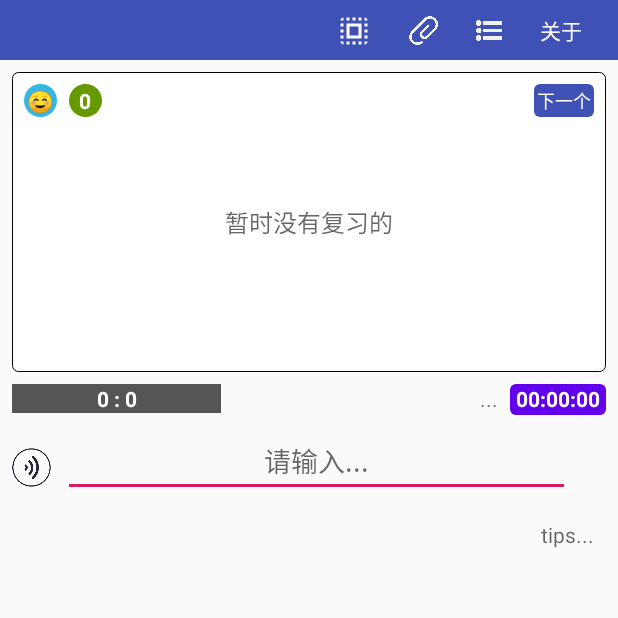
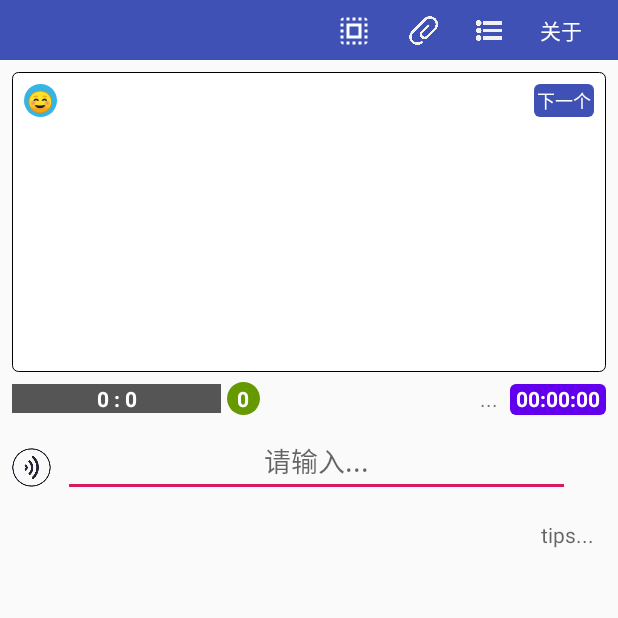
Before and after one commit to QiuBuJi/review, an Android app: the screen it shows after launch (MainActivity), on a phone screen of 412 x 824 dp, the top half of it. Run offline under Robolectric (Android 15) with nearby library versions, the phone set to English and light mode, and no system bars; libraries missing offline, so code that uses them is left out: com.baidu.tts, com.iflytek.cloud; 17 statements that could not run were skipped.

```diff
--- a/app/src/main/java/com/example/review/Keyboard/KeyboardType1.java
+++ b/app/src/main/java/com/example/review/Keyboard/KeyboardType1.java
@@ -27,8 +27,8 @@ import java.util.ArrayList;
 
 public class KeyboardType1 extends Keyboard {
 
-    private MediaPlayer mp;
-    private TextView    show;
+    public MediaPlayer mp;
+    public TextView    show;
 
     public KeyboardType1(Context context, RecyclerView keyboardView, ConstraintLayout container, EditText input, ReviewStruct reviewStruct) {
         super(context, keyboardView, container, input, reviewStruct);
--- a/app/src/main/java/com/example/review/MainActivity.java
+++ b/app/src/main/java/com/example/review/MainActivity.java
@@ -53,6 +53,7 @@ import com.example.review.Keyboard.Keyboard;
 import com.example.review.Keyboard.KeyboardType1;
 import com.example.review.Keyboard.KeyboardType2;
 import com.example.review.Keyboard.KeyboardType3;
+import com.example.review.Keyboard.KeyboardType4;
 import com.example.review.New.CountList;
 import com.example.review.New.KeyText;
 import com.example.review.New.ReviewStruct;
@@ -89,7 +90,6 @@ public class MainActivity extends AppCompatActivity implements View.OnClickListe
     TextView textViewTime;
     TextView textViewAbout;
     TextView textViewPercent;
-    TextView tvShow;
     TextView tips;
     TextView colorIndicate;
     TextView lastText;
@@ -172,8 +172,6 @@ public class MainActivity extends AppCompatActivity implements View.OnClickListe
 
         //初始化显示界面
         mainContainer.setBackgroundResource(R.drawable.bg_text_show);
-        tvShow.setText("");
-        tvShow.setHint("暂时没有复习的");
 
         //避开下标越界
         if (!data.mActivate.isEmpty()) {
@@ -405,7 +403,6 @@ public class MainActivity extends AppCompatActivity implements View.OnClickListe
         textViewTime = findViewById(R.id.fragment_textView_time);
         textViewAbout = findViewById(R.id.main_textView_about);
         textViewPercent = findViewById(R.id.fragment_textView_persent);
-        tvShow = findViewById(R.id.fragment_textView_textShow);
         textViewArrival = findViewById(R.id.main_textView_time_arrival);
 
         imageViewDetail = findViewById(R.id.main_imageView_Detail);
@@ -431,8 +428,6 @@ public class MainActivity extends AppCompatActivity implements View.OnClickListe
 
     //初始化监听器-----------------------------------------------------------------------------------
     private void initListener() {
-        //显示内容
-//        tvShow.setOnClickListener(this);
         //显示框背景
         textViewArrival.setOnClickListener(this);
         //输入框
@@ -506,7 +501,6 @@ public class MainActivity extends AppCompatActivity implements View.OnClickListe
             }
         });
 //        input.setOnClickListener(this);
-//        tvShow.setOnClickListener(this);
     }
 
     //初始化变量-------------------------------------------------------------------------------------
@@ -732,8 +726,7 @@ public class MainActivity extends AppCompatActivity implements View.OnClickListe
 
         //避开下标越界
         if (data.mActivate.isEmpty()) {
-            tvShow.setText("");
-            tvShow.setHint("暂时没有复习的");
+//            tvShow.setHint("暂时没有复习的");
             return;
         }
 
@@ -982,10 +975,10 @@ public class MainActivity extends AppCompatActivity implements View.OnClickListe
                     input.setHint("");
                     animDuration = 500;
 
-
+                    KeyboardType1 keyboardType1 = (KeyboardType1) keyboard;
                     //渐变显示新内容
                     TextColorAnimator.ofArgb(
-                            tvShow,
+                            keyboardType1.show,
                             Color.BLACK,
                             Color.WHITE,
                             Color.BLACK)
--- a/app/src/main/res/layout/activity_item_show.xml
+++ b/app/src/main/res/layout/activity_item_show.xml
@@ -8,7 +8,7 @@
     <TextView
         android:id="@+id/tv_prefix"
         android:layout_width="0dp"
-        android:layout_height="wrap_content"
+        android:layout_height="25dp"
         android:layout_marginStart="8dp"
         android:layout_marginTop="2dp"
         android:layout_marginBottom="2dp"
@@ -43,6 +43,7 @@
         android:layout_marginStart="4dp"
         android:text="«"
         android:textColor="#0091EA"
+        android:textSize="18sp"
         app:layout_constraintBottom_toBottomOf="@+id/tv_prefix"
         app:layout_constraintStart_toEndOf="@+id/ll_container"
         app:layout_constraintTop_toTopOf="@+id/tv_prefix" />
--- a/app/src/main/res/layout/activity_item_text.xml
+++ b/app/src/main/res/layout/activity_item_text.xml
@@ -1,11 +1,15 @@
 <?xml version="1.0" encoding="utf-8"?>
 <TextView xmlns:android="http://schemas.android.com/apk/res/android"
     android:layout_width="wrap_content"
-    android:layout_height="wrap_content"
+    android:layout_height="25dp"
     android:layout_margin="2sp"
     android:background="@drawable/bg_round_black1"
     android:gravity="center"
     android:padding="3sp"
+    android:paddingLeft="3sp"
+    android:paddingTop="1sp"
+    android:paddingEnd="3sp"
+    android:paddingBottom="1sp"
     android:text="hello"
     android:textColor="#FFFFFF">
 
--- a/app/src/main/res/layout/activity_main.xml
+++ b/app/src/main/res/layout/activity_main.xml
@@ -87,26 +87,6 @@
         app:layout_constraintTop_toBottomOf="@+id/constraintLayout">
 
         <TextView
-            android:id="@+id/fragment_textView_textShow"
-            android:layout_width="wrap_content"
-            android:layout_height="wrap_content"
-            android:fadeScrollbars="true"
-            android:fontFamily="serif-monospace"
-            android:hint="要显示的内容"
-            android:maxEms="18"
-            android:maxLines="8"
-            android:padding="8dp"
-            android:scrollbars="vertical"
-            android:textAlignment="viewStart"
-            android:textColor="@android:color/background_dark"
-            android:textSize="16sp"
-            android:typeface="normal"
-            app:layout_constraintBottom_toBottomOf="parent"
-            app:layout_constraintEnd_toEndOf="parent"
-            app:layout_constraintStart_toStartOf="parent"
-            app:layout_constraintTop_toTopOf="parent" />
-
-        <TextView
             android:id="@+id/main_textView_next"
             android:layout_width="wrap_content"
             android:layout_height="wrap_content"
@@ -164,13 +144,13 @@
         android:id="@+id/fragment_textView_lastText"
         android:layout_width="0dp"
         android:layout_height="wrap_content"
-        android:layout_marginStart="8dp"
+        android:layout_marginStart="4dp"
         android:layout_marginEnd="8dp"
         android:lines="1"
         android:text="..."
         android:textAlignment="viewEnd"
         app:layout_constraintEnd_toStartOf="@+id/main_textView_time_arrival"
-        app:layout_constraintStart_toEndOf="@+id/fragment_progressBar_progress"
+        app:layout_constraintStart_toEndOf="@+id/main_textView_reviewedNum"
         app:layout_constraintTop_toTopOf="@+id/fragment_textView_persent" />
 
     <ImageView
@@ -268,14 +248,15 @@
         android:id="@+id/main_textView_reviewedNum"
         android:layout_width="22dp"
         android:layout_height="22dp"
-        android:layout_marginStart="8dp"
+        android:layout_marginStart="4dp"
         android:background="@drawable/bg_shape_circle1"
         android:gravity="center"
         android:text="0"
         android:textAlignment="center"
         android:textColor="#FFFFFF"
         android:textStyle="bold"
-        app:layout_constraintStart_toEndOf="@+id/main_textView_level"
-        app:layout_constraintTop_toTopOf="@+id/main_textView_level" />
+        app:layout_constraintBottom_toBottomOf="@+id/fragment_progressBar_progress"
+        app:layout_constraintStart_toEndOf="@+id/fragment_progressBar_progress"
+        app:layout_constraintTop_toTopOf="@+id/fragment_progressBar_progress" />
 
 </android.support.constraint.ConstraintLayout>
--- a/app/src/main/res/layout/activity_window_explain.xml
+++ b/app/src/main/res/layout/activity_window_explain.xml
@@ -9,11 +9,12 @@
         android:id="@+id/recycler_explain_body"
         android:layout_width="wrap_content"
         android:layout_height="0dp"
+        android:layout_marginStart="8dp"
         android:layout_marginTop="8dp"
         android:foregroundGravity="center"
         app:layout_constraintBottom_toBottomOf="parent"
         app:layout_constraintEnd_toEndOf="parent"
-        app:layout_constraintHorizontal_bias="0.506"
+        app:layout_constraintHorizontal_bias="0.46"
         app:layout_constraintStart_toStartOf="parent"
         app:layout_constraintTop_toBottomOf="@+id/tv_explain_title"
         app:layout_constraintVertical_bias="1.0" />
```
Also changed, not shown: app/src/main/java/com/example/review/HandleInterface.java (+9 -8 lines), app/src/main/java/com/example/review/Keyboard/KeyboardType2.java (+19 -18 lines).
